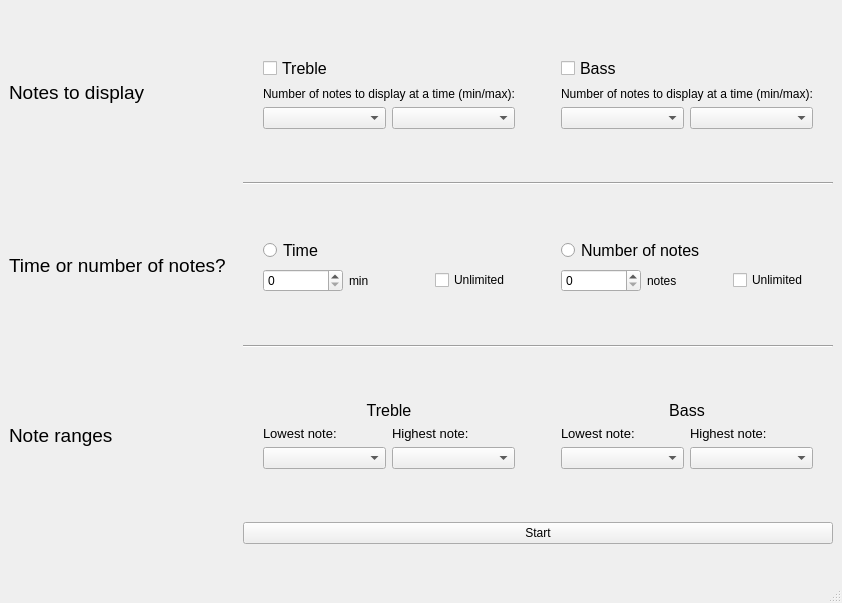
The window that startLayout_alt.ui (ErikHK/midiquiz) describes before a commit, drawn with Qt 5.
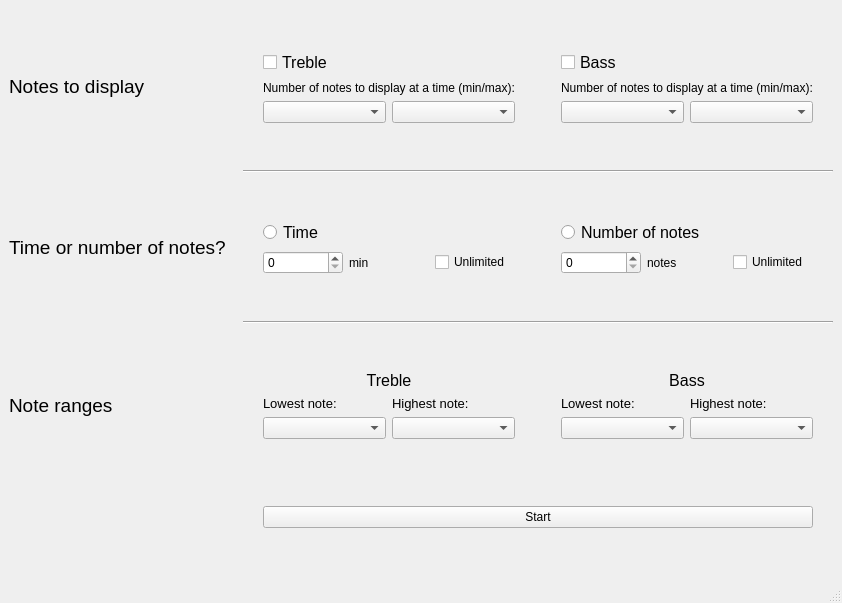
The same window after the commit.

Commit message: slight fix to nicer layout

```diff
--- a/startLayout_alt.ui
+++ b/startLayout_alt.ui
@@ -444,11 +444,33 @@
          </layout>
         </item>
         <item row="5" column="2" colspan="2">
+         <layout class="QGridLayout" name="gridLayout_26">
+          <property name="leftMargin">
+           <number>20</number>
+          </property>
+          <property name="topMargin">
+           <number>20</number>
+          </property>
+          <property name="rightMargin">
+           <number>20</number>
+          </property>
+          <property name="bottomMargin">
+           <number>20</number>
+          </property>
+          <item row="0" column="0">
          <widget class="QPushButton" name="pushButton">
+            <property name="sizePolicy">
+             <sizepolicy hsizetype="Minimum" vsizetype="Fixed">
+              <horstretch>0</horstretch>
+              <verstretch>0</verstretch>
+             </sizepolicy>
+            </property>
           <property name="text">
            <string>Start</string>
           </property>
          </widget>
+          </item>
+         </layout>
         </item>
        </layout>
       </item>
```
Left out of the diff: 3 changed lines with no effect on the pictures. Lines whose indentation alone changed are shown as unchanged.
